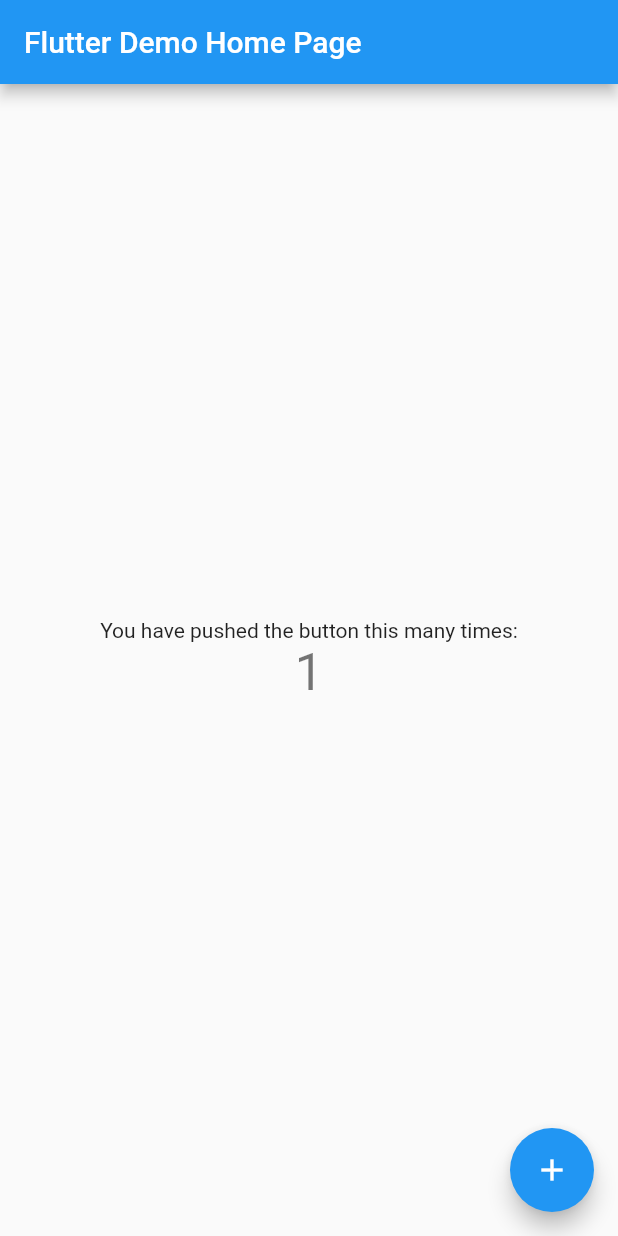
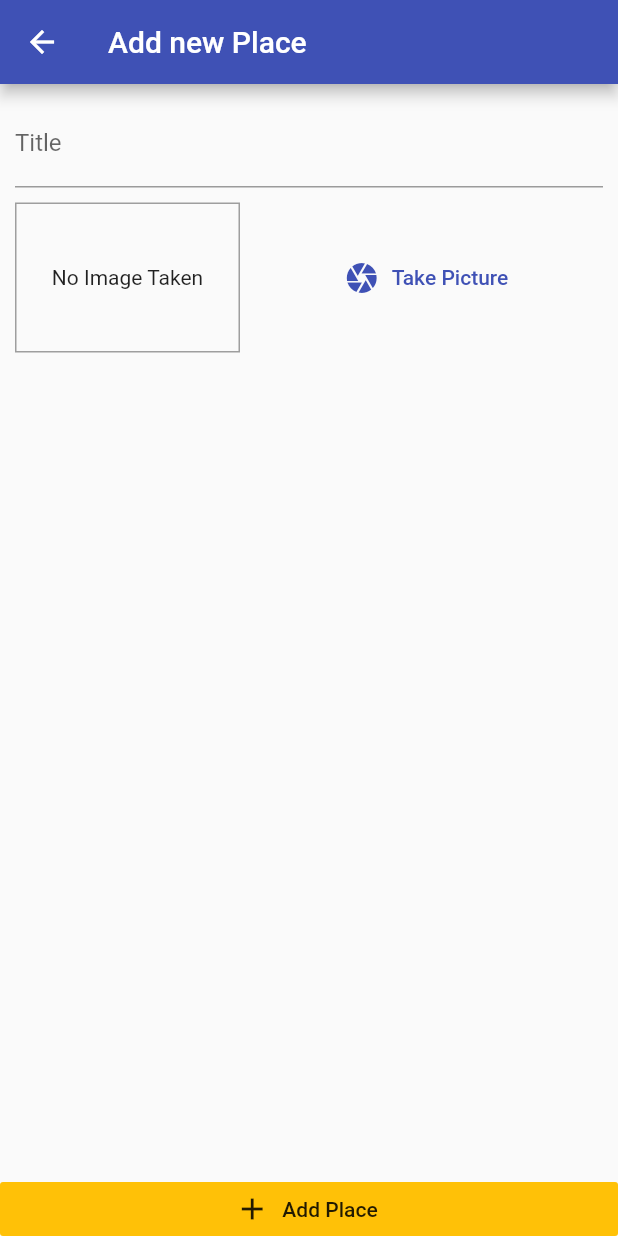
Before and after one commit to AndryRana/picandplace, a Flutter app: the screen it shows after launch, after a tap on the "add" icon, on a phone screen of 412 x 824 dp. Run offline on Flutter 3.47's test engine with Material 2 defaults, Android fonts, the phone set to English and light mode, and no system bars; our stand-ins replace image_picker, sqflite; accounts and stored records are empty.

Commit message:
Using Native Device Features (Camera,Maps, Location - 290. PlaceList & Place Provider Setup  - 291. Adding the *Add Place* Screen & An Image Input - 292. Using Image Picker & The Device Camera- 293. Storing the Image on the Filesystem (on the Device) - 294. Managing Data & Images via the Provider Package - 297. Preparing SQLite

```diff
--- /dev/null
+++ b/lib/helpers/db_helper.dart
@@ -0,0 +1,19 @@
+import 'package:sqflite/sqflite.dart' as sql;
+import 'package:path/path.dart' as path;
+
+class DBHElper {
+  static Future<void> insert(String table, Map<String, Object> data) async {
+    final dbPath = await sql.getDatabasesPath();
+    final sqlDb = await sql.openDatabase(path.join(dbPath, 'places.db'),
+        onCreate: (db, version) {
+      return db.execute(
+          'CREATE TABLE user_places(id TEXT PRIMARY KEY, title TEXT, image TEXT)');
+    }, version: 1);
+
+    await sqlDb.insert(
+      table,
+      data,
+      conflictAlgorithm: sql.ConflictAlgorithm.replace,
+    );
+  }
+}
--- a/lib/main.dart
+++ b/lib/main.dart
@@ -1,117 +1,28 @@
 import 'package:flutter/material.dart';
+import 'package:provider/provider.dart';
 
-void main() {
-  runApp(MyApp());
-}
+import './screens/add_place_screen.dart';
+import './screens/places_list_screen.dart';
+import './providers/great_places.dart';
+
+void main() => runApp(MyApp());
 
 class MyApp extends StatelessWidget {
-  // This widget is the root of your application.
   @override
   Widget build(BuildContext context) {
-    return MaterialApp(
-      title: 'Flutter Demo',
-      theme: ThemeData(
-        // This is the theme of your application.
-        //
-        // Try running your application with "flutter run". You'll see the
-        // application has a blue toolbar. Then, without quitting the app, try
-        // changing the primarySwatch below to Colors.green and then invoke
-        // "hot reload" (press "r" in the console where you ran "flutter run",
-        // or simply save your changes to "hot reload" in a Flutter IDE).
-        // Notice that the counter didn't reset back to zero; the application
-        // is not restarted.
-        primarySwatch: Colors.blue,
-        // This makes the visual density adapt to the platform that you run
-        // the app on. For desktop platforms, the controls will be smaller and
-        // closer together (more dense) than on mobile platforms.
-        visualDensity: VisualDensity.adaptivePlatformDensity,
+    return ChangeNotifierProvider.value(
+      value: GreatPlaces(),
+      child: MaterialApp(
+        title: 'Great Places',
+        theme: ThemeData(
+          primarySwatch: Colors.indigo,
+          accentColor: Colors.amber,
+        ),
+        home: PlaceListScreen(),
+        routes: {
+          AddPlaceScreen.routeName: (ctx) => AddPlaceScreen(),
+        },
       ),
-      home: MyHomePage(title: 'Flutter Demo Home Page'),
     );
   }
 }
-
-class MyHomePage extends StatefulWidget {
-  MyHomePage({Key key, this.title}) : super(key: key);
-
-  // This widget is the home page of your application. It is stateful, meaning
-  // that it has a State object (defined below) that contains fields that affect
-  // how it looks.
-
-  // This class is the configuration for the state. It holds the values (in this
-  // case the title) provided by the parent (in this case the App widget) and
-  // used by the build method of the State. Fields in a Widget subclass are
-  // always marked "final".
-
-  final String title;
-
-  @override
-  _MyHomePageState createState() => _MyHomePageState();
-}
-
-class _MyHomePageState extends State<MyHomePage> {
-  int _counter = 0;
-
-  void _incrementCounter() {
-    setState(() {
-      // This call to setState tells the Flutter framework that something has
-      // changed in this State, which causes it to rerun the build method below
-      // so that the display can reflect the updated values. If we changed
-      // _counter without calling setState(), then the build method would not be
-      // called again, and so nothing would appear to happen.
-      _counter++;
-    });
-  }
-
-  @override
-  Widget build(BuildContext context) {
-    // This method is rerun every time setState is called, for instance as done
-    // by the _incrementCounter method above.
-    //
-    // The Flutter framework has been optimized to make rerunning build methods
-    // fast, so that you can just rebuild anything that needs updating rather
-    // than having to individually change instances of widgets.
-    return Scaffold(
-      appBar: AppBar(
-        // Here we take the value from the MyHomePage object that was created by
-        // the App.build method, and use it to set our appbar title.
-        title: Text(widget.title),
-      ),
-      body: Center(
-        // Center is a layout widget. It takes a single child and positions it
-        // in the middle of the parent.
-        child: Column(
-          // Column is also a layout widget. It takes a list of children and
-          // arranges them vertically. By default, it sizes itself to fit its
-          // children horizontally, and tries to be as tall as its parent.
-          //
-          // Invoke "debug painting" (press "p" in the console, choose the
-          // "Toggle Debug Paint" action from the Flutter Inspector in Android
-          // Studio, or the "Toggle Debug Paint" command in Visual Studio Code)
-          // to see the wireframe for each widget.
-          //
-          // Column has various properties to control how it sizes itself and
-          // how it positions its children. Here we use mainAxisAlignment to
-          // center the children vertically; the main axis here is the vertical
-          // axis because Columns are vertical (the cross axis would be
-          // horizontal).
-          mainAxisAlignment: MainAxisAlignment.center,
-          children: <Widget>[
-            Text(
-              'You have pushed the button this many times:',
-            ),
-            Text(
-              '$_counter',
-              style: Theme.of(context).textTheme.headline4,
-            ),
-          ],
-        ),
-      ),
-      floatingActionButton: FloatingActionButton(
-        onPressed: _incrementCounter,
-        tooltip: 'Increment',
-        child: Icon(Icons.add),
-      ), // This trailing comma makes auto-formatting nicer for build methods.
-    );
-  }
-}
--- /dev/null
+++ b/lib/models/place.dart
@@ -0,0 +1,30 @@
+import 'dart:io';
+
+import 'package:flutter/foundation.dart';
+
+class PlaceLocation {
+  final double latitude;
+  final double longitude;
+  final String address;
+
+  PlaceLocation({
+    @required this.latitude,
+    @required this.longitude,
+    this.address,
+  });
+}
+
+
+class Place {
+  final String id;
+  final String title;
+  final PlaceLocation location;
+  final File image;
+
+  Place({
+    @required this.id,
+    @required this.title,
+    @required this.location,
+    @required this.image,
+  });
+}
--- /dev/null
+++ b/lib/providers/great_places.dart
@@ -0,0 +1,30 @@
+import 'dart:io';
+
+import 'package:flutter/foundation.dart';
+
+import '../models/place.dart';
+import '../helpers/db_helper.dart';
+
+class GreatPlaces with ChangeNotifier {
+  List<Place> _items = [];
+
+  List<Place> get items {
+    return [..._items];
+  }
+
+  void addPlace(String pickedTitle, File pickedImage) {
+    final newPlace = Place(
+      id: DateTime.now().toString(),
+      image: pickedImage,
+      title: pickedTitle,
+      location: null,
+    );
+    _items.add(newPlace);
+    notifyListeners();
+    DBHElper.insert('places', {
+      'id': newPlace.id,
+      'title': newPlace.title,
+      'image': newPlace.image.path,
+    });
+  }
+}
--- /dev/null
+++ b/lib/screens/add_place_screen.dart
@@ -0,0 +1,74 @@
+import 'dart:io';
+
+import 'package:flutter/material.dart';
+import 'package:provider/provider.dart';
+
+import '../widgets/image_input.dart';
+import '../providers/great_places.dart';
+
+class AddPlaceScreen extends StatefulWidget {
+  static const routeName = '/add-place';
+
+  @override
+  _AddPlaceScreenState createState() => _AddPlaceScreenState();
+}
+
+class _AddPlaceScreenState extends State<AddPlaceScreen> {
+  final _titleController = TextEditingController();
+  File _pickedImage;
+
+  void _selectImage(File pickedImage) {
+    _pickedImage = pickedImage;
+  }
+
+  void _savePlace() {
+    if (_titleController.text.isEmpty || _pickedImage == null) {
+      return;
+    }
+    Provider.of<GreatPlaces>(context, listen: false)
+        .addPlace(_titleController.text, _pickedImage);
+    Navigator.of(context).pop();
+  }
+
+  @override
+  Widget build(BuildContext context) {
+    return Scaffold(
+      appBar: AppBar(
+        title: Text('Add new Place'),
+      ),
+      body: Column(
+        mainAxisAlignment: MainAxisAlignment.spaceBetween,
+        crossAxisAlignment: CrossAxisAlignment.stretch,
+        children: <Widget>[
+          Expanded(
+            child: SingleChildScrollView(
+              child: Padding(
+                padding: const EdgeInsets.all(10.0),
+                child: Column(
+                  children: <Widget>[
+                    TextField(
+                      decoration: InputDecoration(labelText: 'Title'),
+                      controller: _titleController,
+                    ),
+                    SizedBox(
+                      height: 10,
+                    ),
+                    ImageInput(_selectImage),
+                  ],
+                ),
+              ),
+            ),
+          ),
+          RaisedButton.icon(
+            onPressed: _savePlace,
+            icon: Icon(Icons.add),
+            label: Text('Add Place'),
+            elevation: 0,
+            materialTapTargetSize: MaterialTapTargetSize.shrinkWrap,
+            color: Theme.of(context).accentColor,
+          ),
+        ],
+      ),
+    );
+  }
+}
--- /dev/null
+++ b/lib/screens/places_list_screen.dart
@@ -0,0 +1,45 @@
+import 'package:flutter/material.dart';
+import 'package:provider/provider.dart';
+
+import '../providers/great_places.dart';
+import './add_place_screen.dart';
+
+class PlaceListScreen extends StatelessWidget {
+  @override
+  Widget build(BuildContext context) {
+    return Scaffold(
+      appBar: AppBar(
+        title: Text('Your Places'),
+        actions: <Widget>[
+          IconButton(
+            icon: Icon(Icons.add),
+            onPressed: () {
+              Navigator.of(context).pushNamed(AddPlaceScreen.routeName);
+            },
+          ),
+        ],
+      ),
+      body: Consumer<GreatPlaces>(
+        child: Center(
+          child: Text('Got no places yet, Start adding some'),
+        ),
+        builder: (ctx, greatPlaces, ch) => greatPlaces.items.length <= 0
+            ? ch
+            : ListView.builder(
+                itemCount: greatPlaces.items.length,
+                itemBuilder: (ctx, i) => ListTile(
+                  leading: CircleAvatar(
+                    backgroundImage: FileImage(
+                      greatPlaces.items[i].image,
+                    ),
+                  ),
+                  title: Text(greatPlaces.items[i].title),
+                  onTap: () {
+                    //  Go to the detail page...
+                  },
+                ),
+              ),
+      ),
+    );
+  }
+}
--- /dev/null
+++ b/lib/widgets/image_input.dart
@@ -0,0 +1,78 @@
+import 'dart:io';
+
+import 'package:flutter/material.dart';
+import 'package:image_picker/image_picker.dart';
+import 'package:path/path.dart' as path;
+import 'package:path_provider/path_provider.dart' as syspaths;
+
+class ImageInput extends StatefulWidget {
+  final Function onSelectImage;
+
+  ImageInput(this.onSelectImage);
+
+  @override
+  _ImageInputState createState() => _ImageInputState();
+}
+
+class _ImageInputState extends State<ImageInput> {
+  File _storedImage;
+
+  Future<void> _takePicture() async {
+    final imageFile = await ImagePicker.pickImage(
+      source: ImageSource.camera,
+      maxWidth: 600,
+    );
+
+    if (imageFile == null) {
+      return;
+    }
+
+    setState(() {
+      //File created.
+      _storedImage = imageFile;
+    });
+    //it gives path to a directory - path_provider package
+    final appDir = await syspaths.getApplicationDocumentsDirectory();
+    //filename - returns last part after the separator - path package.
+    final fileName = path.basename(imageFile.path);
+    final savedImage = await imageFile.copy('${appDir.path}/$fileName');
+    widget.onSelectImage(savedImage);
+  }
+
+  @override
+  Widget build(BuildContext context) {
+    return Row(
+      children: <Widget>[
+        Container(
+          width: 150,
+          height: 100,
+          decoration: BoxDecoration(
+            border: Border.all(width: 1, color: Colors.grey),
+          ),
+          child: _storedImage != null
+              ? Image.file(
+                  _storedImage,
+                  fit: BoxFit.cover,
+                  width: double.infinity,
+                )
+              : Text(
+                  'No Image Taken',
+                  textAlign: TextAlign.center,
+                ),
+          alignment: Alignment.center,
+        ),
+        SizedBox(
+          width: 10,
+        ),
+        Expanded(
+          child: FlatButton.icon(
+            icon: Icon(Icons.camera),
+            label: Text('Take Picture'),
+            textColor: Theme.of(context).primaryColor,
+            onPressed: _takePicture,
+          ),
+        ),
+      ],
+    );
+  }
+}
```
Also changed, not shown: pubspec.yaml (+6 -3 lines), lib/screens/place_detail_screen.dart (added), pubspec.lock, 5 other files.
